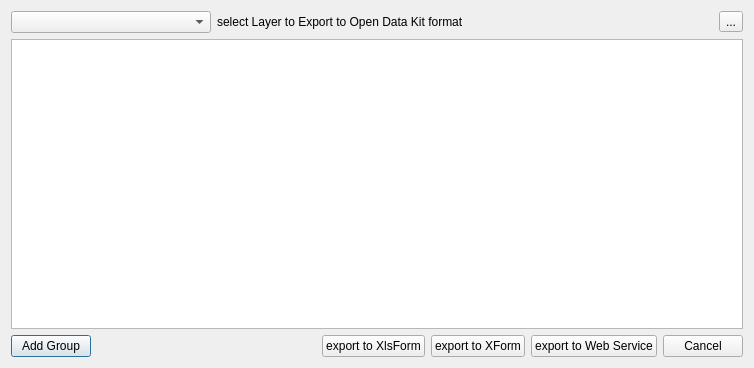
enricofer/QgisODK, file QgisODK_mod_dialog_base.ui: the form before one commit.
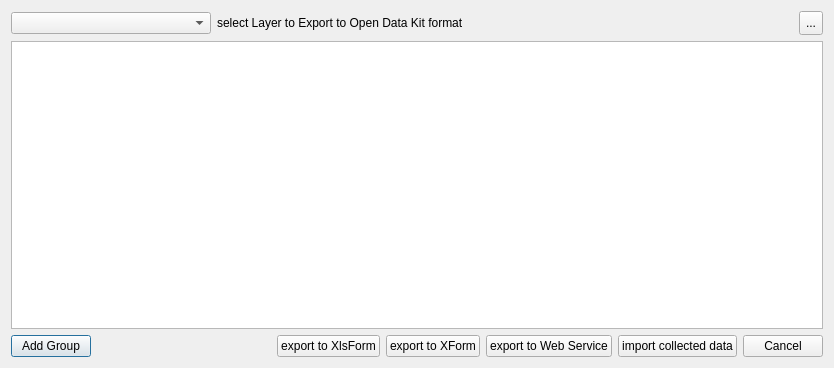
The form after the commit. Icons and pictures are not drawn.

```diff
--- a/QgisODK_mod_dialog_base.ui
+++ b/QgisODK_mod_dialog_base.ui
@@ -6,7 +6,7 @@
    <rect>
     <x>0</x>
     <y>0</y>
-    <width>754</width>
+    <width>834</width>
     <height>368</height>
    </rect>
   </property>
@@ -48,9 +48,25 @@
      </item>
      <item>
       <widget class="QToolButton" name="settingsToolButton">
+       <property name="minimumSize">
+        <size>
+         <width>24</width>
+         <height>24</height>
+        </size>
+       </property>
        <property name="text">
         <string>...</string>
        </property>
+       <property name="icon">
+        <iconset>
+         <normaloff>settings.svg</normaloff>settings.svg</iconset>
+       </property>
+       <property name="iconSize">
+        <size>
+         <width>16</width>
+         <height>16</height>
+        </size>
+       </property>
       </widget>
      </item>
     </layout>
@@ -101,6 +117,13 @@
        </property>
       </widget>
      </item>
+     <item>
+      <widget class="QPushButton" name="importCollectedDataButton">
+       <property name="text">
+        <string>import collected data</string>
+       </property>
+      </widget>
+     </item>
      <item>
       <widget class="QPushButton" name="cancelButton">
        <property name="text">
```
